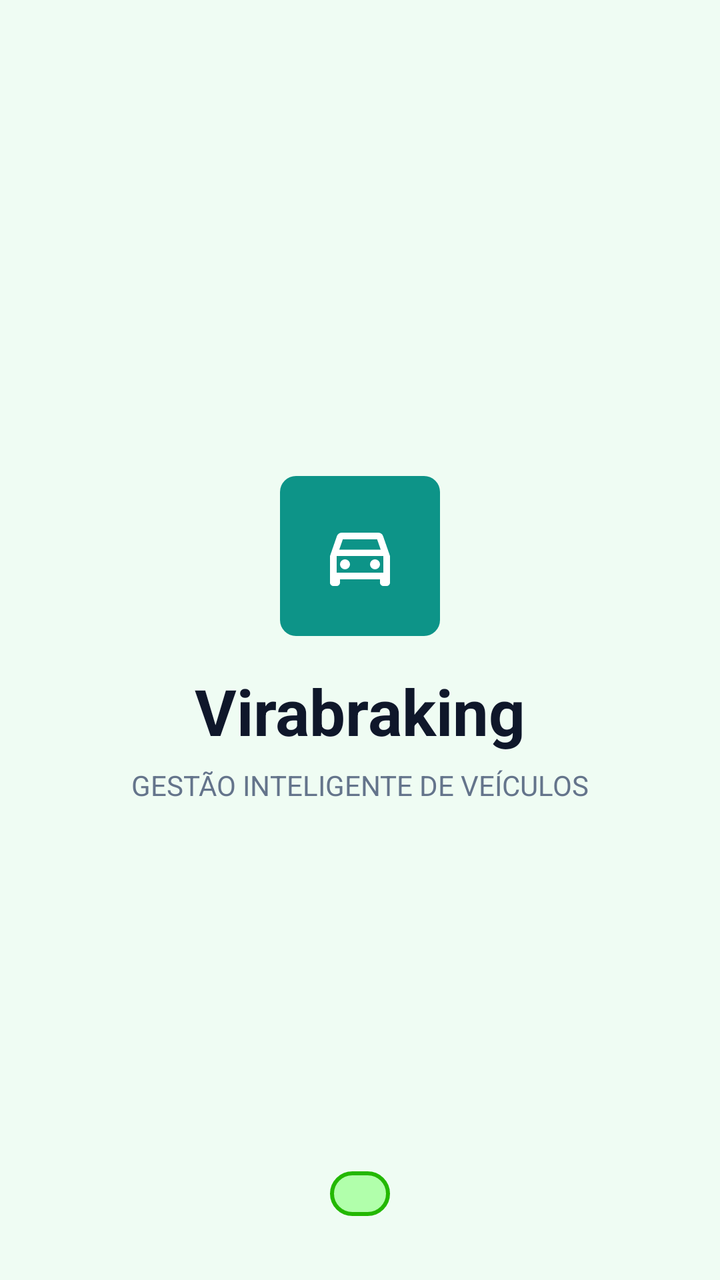
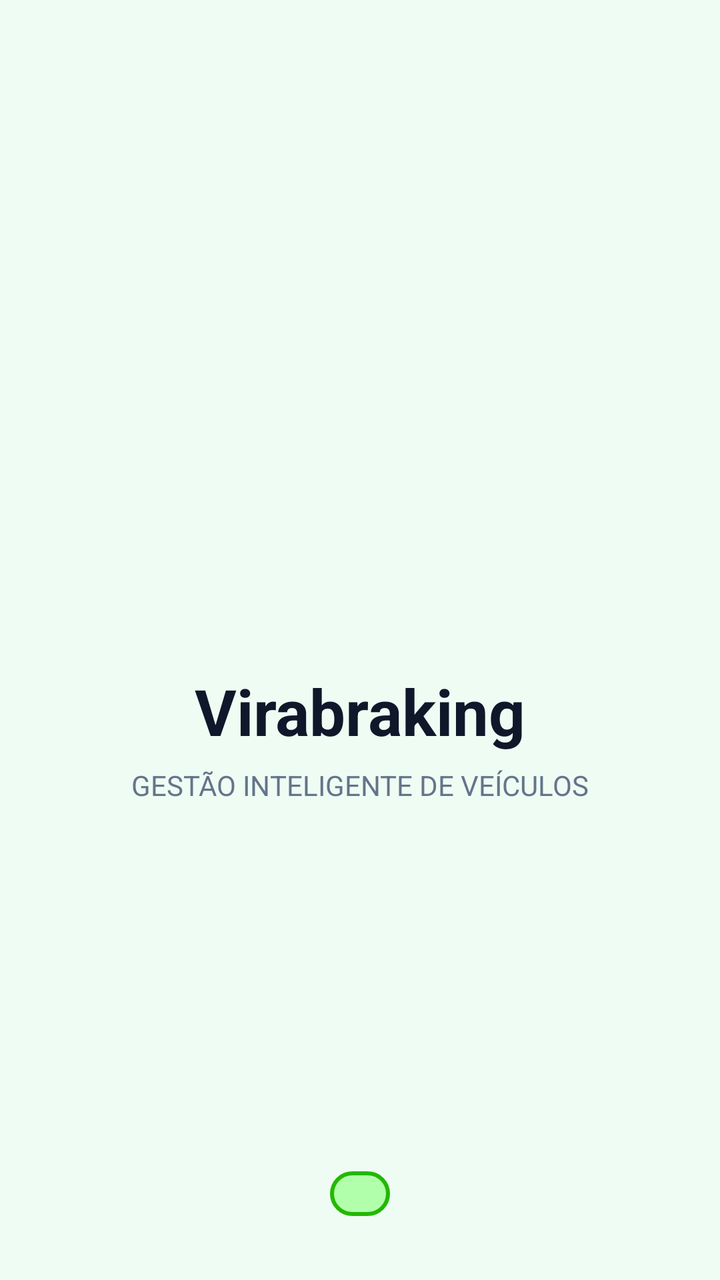

Screens rendered from an Android XML layout before and after an edit, with the pre-edit source and the edit as a unified diff.
<!-- AndroidManifest.xml: application theme Theme.Virabraking -->
<!-- res/layout/activity_main.xml -->
<?xml version="1.0" encoding="utf-8"?>
<androidx.constraintlayout.widget.ConstraintLayout xmlns:android="http://schemas.android.com/apk/res/android"
    xmlns:tools="http://schemas.android.com/tools"
    xmlns:app="http://schemas.android.com/apk/res-auto"
    android:layout_width="match_parent"
    android:layout_height="match_parent"
    android:background="#effcf3"
    tools:context=".MainActivity">

    <LinearLayout
        android:layout_width="match_parent"
        android:layout_height="match_parent"
        android:orientation="vertical"
        android:gravity="center"
        android:padding="24dp">

        <ImageButton
            android:id="@+id/iBtnInicio"
            android:layout_width="wrap_content"
            android:layout_height="wrap_content"
            android:layout_marginBottom="16dp"
            android:background="@drawable/bg_verde_arredondado"
            android:src="@drawable/vetor_veiculo_tela_abertura"
            tools:context=".MainActivity" />

        <TextView
            android:layout_width="wrap_content"
            android:layout_height="wrap_content"
            android:textSize="32sp"
            android:textStyle="bold"
            android:layout_marginBottom="6dp"
            android:textColor="#0f172a"
            android:text="Virabraking" />

        <TextView
            android:layout_width="wrap_content"
            android:layout_height="wrap_content"
            android:textColor="#64748b"
            android:text="GESTÃO INTELIGENTE DE VEÍCULOS" />
    </LinearLayout>

    <LinearLayout
        android:layout_width="match_parent"
        android:layout_height="wrap_content"
        android:gravity="center"
        android:layout_marginBottom="32dp"
        app:layout_constraintBottom_toBottomOf="parent">

        <TextView
            android:id="@+id/tvAppVersion"
            android:layout_width="wrap_content"
            android:layout_height="wrap_content"
            android:background="@drawable/bg_versao_aplicativo"
            android:paddingVertical="3dp"
            android:paddingHorizontal="15dp"
            android:textStyle="bold"
            android:textSize="12sp"
            android:textColor="#0d9488" />
    </LinearLayout>
</androidx.constraintlayout.widget.ConstraintLayout>
<!-- resources referenced by this layout -->
<resources>
  <!-- drawable bg_verde_arredondado (drawable) -->
  <?xml version="1.0" encoding="utf-8"?>
  <shape xmlns:android="http://schemas.android.com/apk/res/android"
      android:shape="rectangle">
  
      <size android:height="80dp" android:width="80dp" />
  
      <solid android:color="#0d9488" />
  
      <corners android:radius="8dp" />
  
  </shape>
  <!-- drawable bg_versao_aplicativo (drawable) -->
  <?xml version="1.0" encoding="utf-8"?>
  <layer-list xmlns:android="http://schemas.android.com/apk/res/android">
      <item>
          <shape android:shape="rectangle">
              <corners android:radius="11dp" />
              <solid android:color="#B1FFAB" />
              <stroke android:width="2dp" android:color="#23B800" />
          </shape>
      </item>
  </layer-list>
  <!-- drawable vetor_veiculo_tela_abertura (drawable) -->
  <vector android:height="40dp" android:tint="#ffffff"
      android:viewportHeight="24" android:viewportWidth="24"
      android:width="40dp" xmlns:android="http://schemas.android.com/apk/res/android">
      <path android:fillColor="@android:color/white" android:pathData="M18.92,6.01C18.72,5.42 18.16,5 17.5,5h-11c-0.66,0 -1.21,0.42 -1.42,1.01L3,12v8c0,0.55 0.45,1 1,1h1c0.55,0 1,-0.45 1,-1v-1h12v1c0,0.55 0.45,1 1,1h1c0.55,0 1,-0.45 1,-1v-8l-2.08,-5.99zM6.85,7h10.29l1.08,3.11H5.77L6.85,7zM19,17H5v-5h14v5z"/>
      <path android:fillColor="@android:color/white" android:pathData="M7.5,14.5m-1.5,0a1.5,1.5 0,1 1,3 0a1.5,1.5 0,1 1,-3 0"/>
      <path android:fillColor="@android:color/white" android:pathData="M16.5,14.5m-1.5,0a1.5,1.5 0,1 1,3 0a1.5,1.5 0,1 1,-3 0"/>
  </vector>
  <style name="Theme.Virabraking" parent="Base.Theme.Virabraking" />
  <style name="Base.Theme.Virabraking" parent="Theme.Material3.DayNight.NoActionBar">
          
          <item name="colorPrimary">#0d9488</item>
      </style>
</resources>

<!-- the commit's change to res/layout/activity_main.xml (unified diff, before → after) -->
@@ -14,14 +14,14 @@
         android:gravity="center"
         android:padding="24dp">
 
-        <ImageButton
-            android:id="@+id/iBtnInicio"
+        <ImageView
+            android:id="@+id/ivLogo"
             android:layout_width="wrap_content"
             android:layout_height="wrap_content"
             android:layout_marginBottom="16dp"
+            android:alpha="0"
             android:background="@drawable/bg_verde_arredondado"
-            android:src="@drawable/vetor_veiculo_tela_abertura"
-            tools:context=".MainActivity" />
+            android:src="@drawable/vetor_veiculo_tela_abertura" />
 
         <TextView
             android:layout_width="wrap_content"
